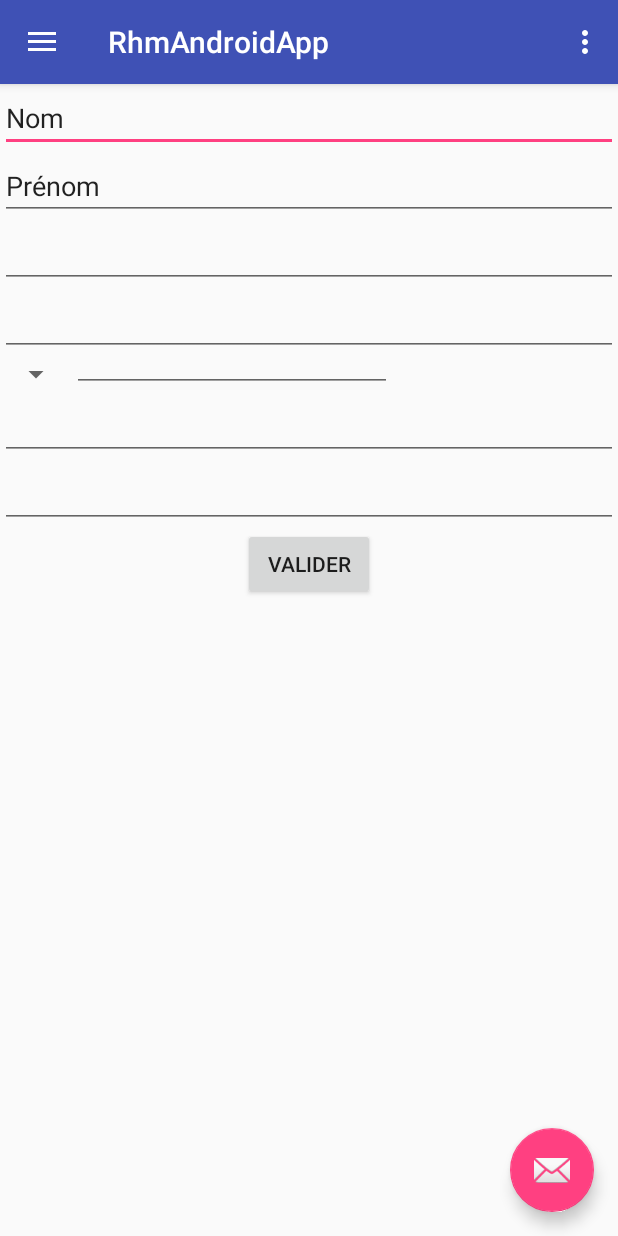
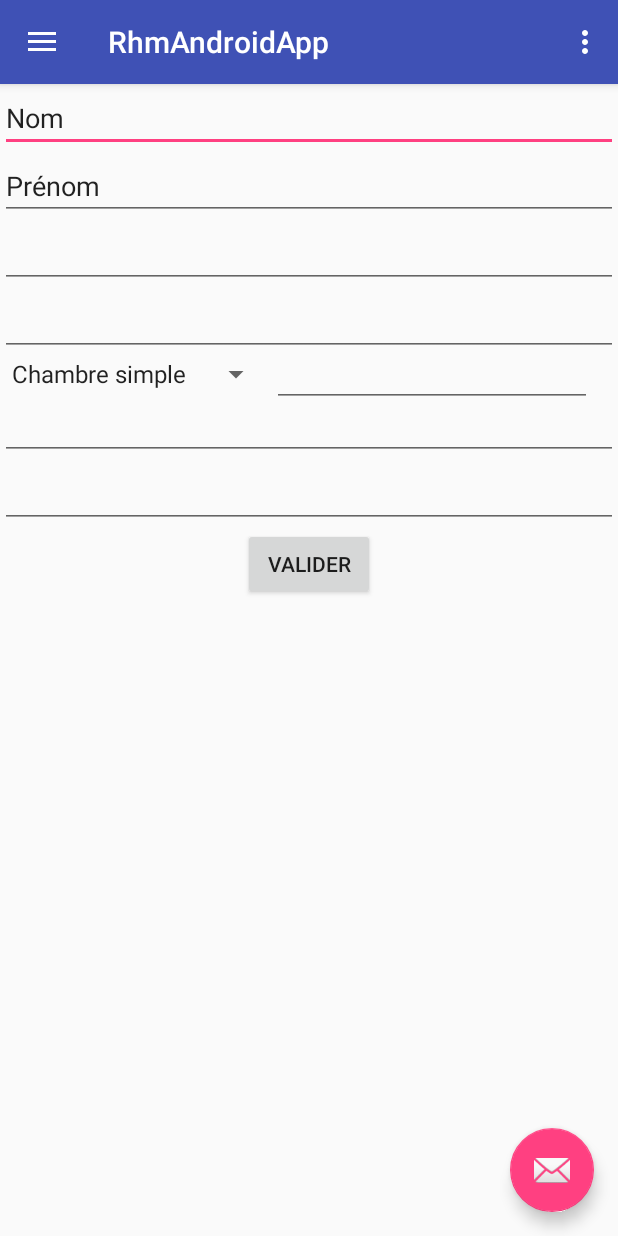
Before and after one commit to stanleykayzz/rhmAndroidApp, an Android app: the screen it shows after launch (MainActivity), in the side drawer, after a tap on "Réservation", on a phone screen of 412 x 824 dp. Run offline under Robolectric (Android 15) with nearby library versions, the phone set to English and light mode, and no system bars.

Commit message:
ajout de la liste des types de chambres et le message de séléction dans le fichier de resources

```diff
--- a/app/src/main/res/values/strings.xml
+++ b/app/src/main/res/values/strings.xml
@@ -1,5 +1,14 @@
 <resources>
     <string name="app_name">RhmAndroidApp</string>
+    <string name="room_type">Choose a room type</string>
+    <string name="hello_blank_fragment">Hello blank fragment</string>
+
+    <string-array name="roomList">
+        <item> Chambre simple </item>
+        <item> Chambre double</item>
+        <item> Suite Junior</item>
+        <item> Suite executive</item>
+    </string-array>
 
     <string name="navigation_drawer_open">Open navigation drawer</string>
     <string name="navigation_drawer_close">Close navigation drawer</string>
@@ -7,5 +16,5 @@
     <string name="action_settings">Settings</string>
 
     <!-- TODO: Remove or change this placeholder text -->
-    <string name="hello_blank_fragment">Hello blank fragment</string>
+
 </resources>
```
